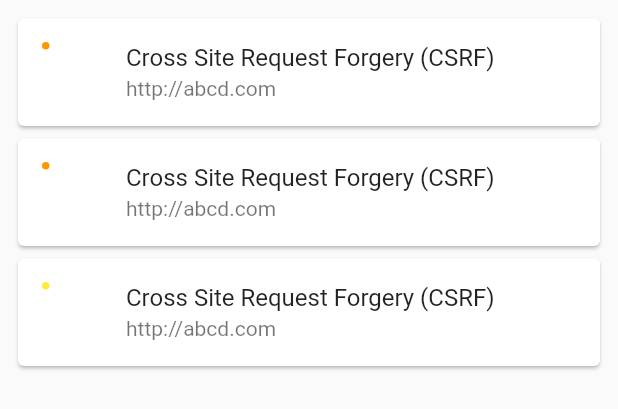
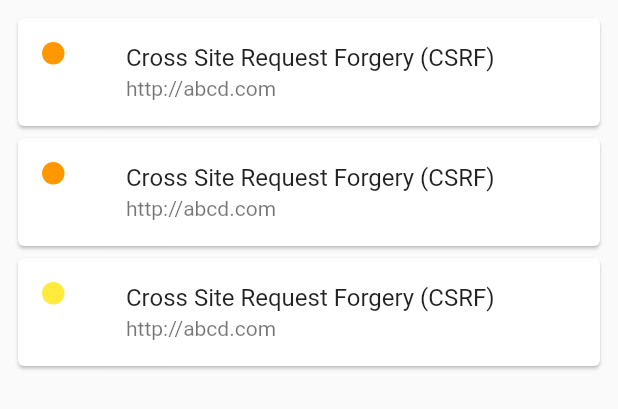
Before and after one commit to bhaveshgupta01/NxSAM_draft, a Flutter app: the ListShow widget shown alone on an empty page, opened directly, on a phone screen of 412 x 824 dp. Shown: the top 409 px of the screen. Run offline on Flutter 3.47's test engine with Material 2 defaults, Android fonts, the phone set to English and light mode, and no system bars; our stand-ins replace sqflite; accounts and stored records are empty; network calls fail.

Commit message:
Vulnerability List Page

```diff
--- a/lib/Screens/Vulnerability.dart
+++ b/lib/Screens/Vulnerability.dart
@@ -55,8 +55,8 @@ class ListShow extends StatelessWidget {
                 },
               child: ListTile(
                 leading: Container(
-                width: 5.0,
-                height: 5.0,
+                width: 15.0,
+                height: 15.0,
                 decoration: BoxDecoration(
                   shape: BoxShape.circle,
                   color: dotColor(Vulneribility[index].priority),
```
